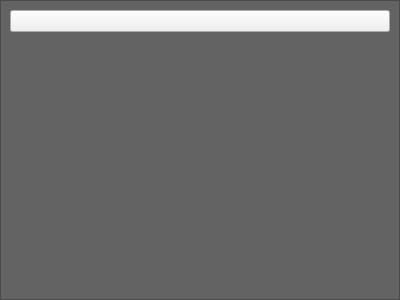
Before: the Qt Designer form data/ui/manga_item.ui in brandonzorn/Nlight, drawn with Qt 5.
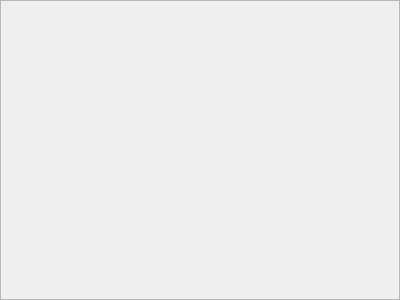
After: the same form once the commit is applied.

Commit message: removed push button

Patch:
```diff
--- a/data/ui/manga_item.ui
+++ b/data/ui/manga_item.ui
@@ -44,10 +44,7 @@
       <enum>Qt::CustomContextMenu</enum>
      </property>
      <property name="styleSheet">
-      <string notr="true">QFrame
-{
-	background-color: rgb(99, 99, 99);
-}</string>
+      <string notr="true"/>
      </property>
      <property name="frameShape">
       <enum>QFrame::StyledPanel</enum>
@@ -57,22 +54,13 @@
      </property>
      <layout class="QVBoxLayout" name="verticalLayout_2">
       <item>
-       <widget class="QPushButton" name="pushButton">
-        <property name="sizePolicy">
-         <sizepolicy hsizetype="Preferred" vsizetype="Preferred">
-          <horstretch>0</horstretch>
-          <verstretch>0</verstretch>
-         </sizepolicy>
-        </property>
-        <property name="cursor">
-         <cursorShape>PointingHandCursor</cursorShape>
-        </property>
-        <property name="styleSheet">
-         <string notr="true"/>
-        </property>
+       <widget class="QLabel" name="image">
         <property name="text">
          <string/>
         </property>
+        <property name="alignment">
+         <set>Qt::AlignHCenter|Qt::AlignTop</set>
+        </property>
        </widget>
       </item>
       <item>
```
Left out of the diff: 3 changed lines with no effect on the pictures. The commit also changes 2 other files.
